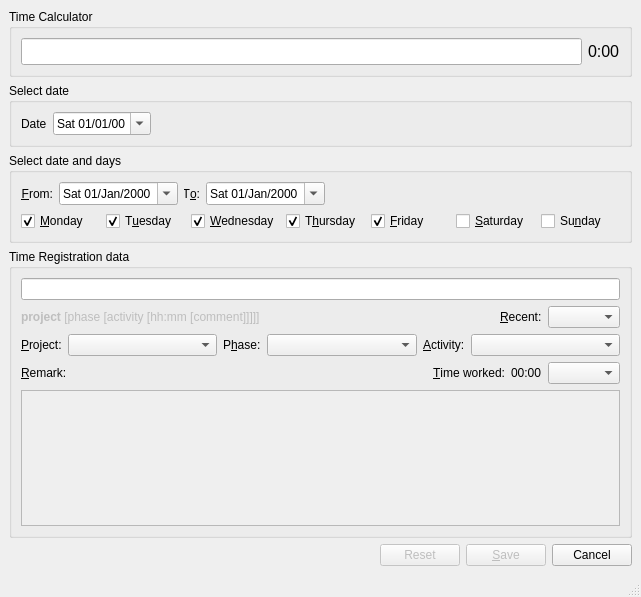
First picture: the form in src/pyuac_edit.ui, repository develer-staff/pyuac, before the edit.
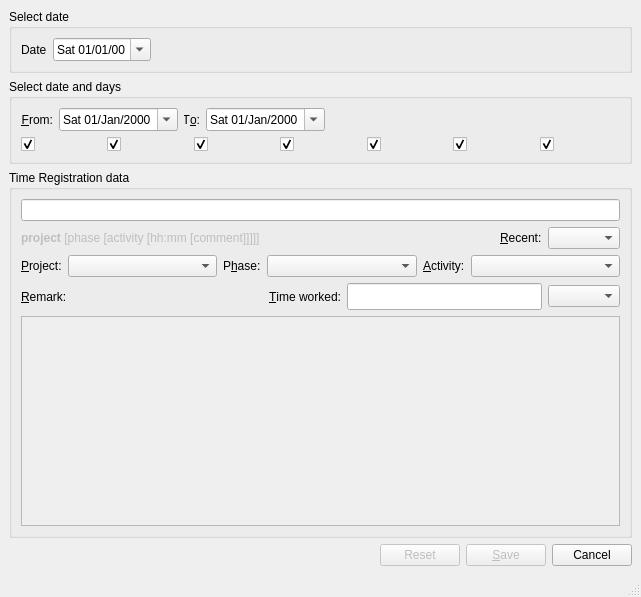
Second picture: the form after the edit. Icons and pictures are not drawn.

Commit message: Merged revisions 21831-21896 via svnmerge from https://src.develer.com/svn/pyuac/branches/vista_settimanale

What changed in the file:
```diff
--- a/src/pyuac_edit.ui
+++ b/src/pyuac_edit.ui
@@ -23,7 +23,7 @@
      <x>0</x>
      <y>0</y>
      <width>641</width>
-     <height>573</height>
+     <height>575</height>
     </rect>
    </property>
    <layout class="QVBoxLayout" >
@@ -33,55 +33,6 @@
     <property name="margin" >
      <number>9</number>
     </property>
-    <item>
-     <widget class="QGroupBox" name="TimeCalculator" >
-      <property name="sizePolicy" >
-       <sizepolicy vsizetype="Expanding" hsizetype="Preferred" >
-        <horstretch>0</horstretch>
-        <verstretch>0</verstretch>
-       </sizepolicy>
-      </property>
-      <property name="title" >
-       <string>Time Calculator</string>
-      </property>
-      <layout class="QVBoxLayout" name="verticalLayout_2" >
-       <item>
-        <layout class="QHBoxLayout" name="HBLayout" >
-         <property name="spacing" >
-          <number>6</number>
-         </property>
-         <property name="margin" >
-          <number>0</number>
-         </property>
-         <item>
-          <widget class="QLineEdit" name="smartTimeEdit" >
-           <property name="font" >
-            <font>
-             <pointsize>12</pointsize>
-            </font>
-           </property>
-           <property name="text" >
-            <string/>
-           </property>
-          </widget>
-         </item>
-         <item>
-          <widget class="QLabel" name="timeSumLabel" >
-           <property name="font" >
-            <font>
-             <pointsize>12</pointsize>
-            </font>
-           </property>
-           <property name="text" >
-            <string>0:00</string>
-           </property>
-          </widget>
-         </item>
-        </layout>
-       </item>
-      </layout>
-     </widget>
-    </item>
     <item>
      <widget class="QGroupBox" name="dateGroupBox" >
       <property name="title" >
@@ -211,7 +162,7 @@
          <item>
           <widget class="QCheckBox" name="monCheckBox" >
            <property name="text" >
-            <string>&amp;Monday</string>
+            <string/>
            </property>
            <property name="checked" >
             <bool>true</bool>
@@ -221,7 +172,7 @@
          <item>
           <widget class="QCheckBox" name="tueCheckBox" >
            <property name="text" >
-            <string>T&amp;uesday</string>
+            <string/>
            </property>
            <property name="checked" >
             <bool>true</bool>
@@ -231,7 +182,7 @@
          <item>
           <widget class="QCheckBox" name="wedCheckBox" >
            <property name="text" >
-            <string>&amp;Wednesday</string>
+            <string/>
            </property>
            <property name="checked" >
             <bool>true</bool>
@@ -241,7 +192,7 @@
          <item>
           <widget class="QCheckBox" name="thuCheckBox" >
            <property name="text" >
-            <string>T&amp;hursday</string>
+            <string/>
            </property>
            <property name="checked" >
             <bool>true</bool>
@@ -251,7 +202,7 @@
          <item>
           <widget class="QCheckBox" name="friCheckBox" >
            <property name="text" >
-            <string>&amp;Friday</string>
+            <string/>
            </property>
            <property name="checked" >
             <bool>true</bool>
@@ -261,14 +212,20 @@
          <item>
           <widget class="QCheckBox" name="satCheckBox" >
            <property name="text" >
-            <string>&amp;Saturday</string>
+            <string/>
+           </property>
+           <property name="checked" >
+            <bool>true</bool>
            </property>
           </widget>
          </item>
          <item>
           <widget class="QCheckBox" name="sunCheckBox" >
            <property name="text" >
-            <string>Su&amp;nday</string>
+            <string/>
+           </property>
+           <property name="checked" >
+            <bool>true</bool>
            </property>
           </widget>
          </item>
@@ -468,15 +425,14 @@
           </widget>
          </item>
          <item>
-          <widget class="QLabel" name="labelExactTime" >
-           <property name="sizePolicy" >
-            <sizepolicy vsizetype="Preferred" hsizetype="Fixed" >
-             <horstretch>0</horstretch>
-             <verstretch>0</verstretch>
-            </sizepolicy>
+          <widget class="QLineEdit" name="smartTimeEdit" >
+           <property name="font" >
+            <font>
+             <pointsize>12</pointsize>
+            </font>
            </property>
            <property name="text" >
-            <string>00:00</string>
+            <string/>
            </property>
           </widget>
          </item>
```
Left out of the diff: 6 changed lines with no effect on the pictures. The commit also changes 7 other files.
